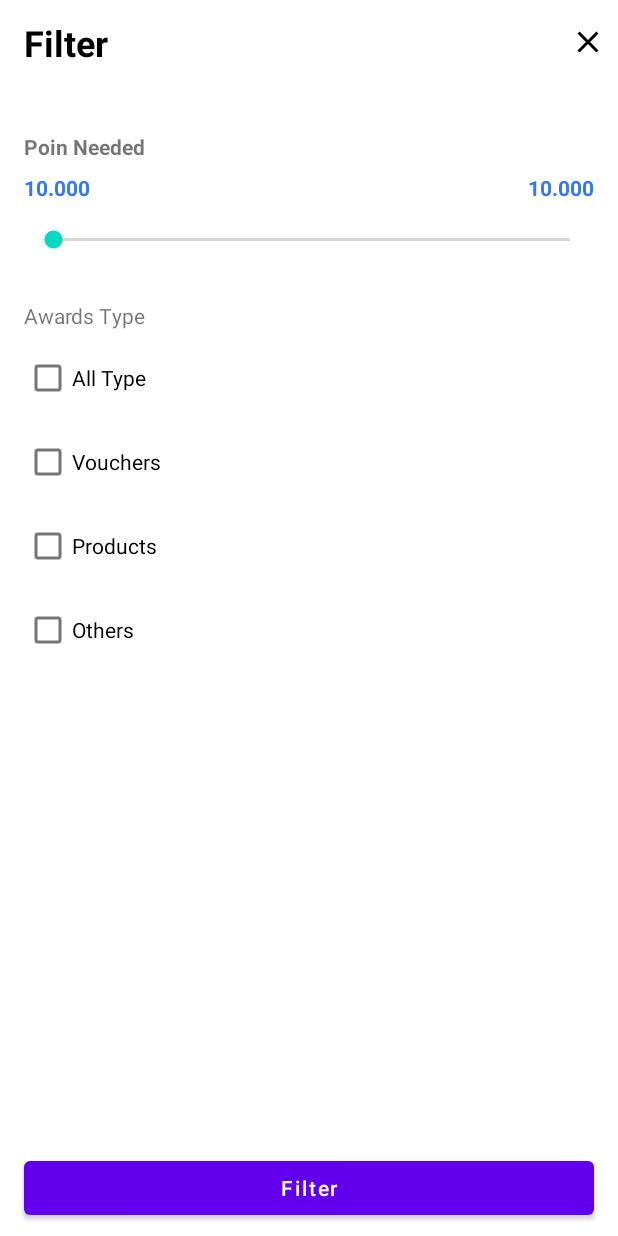
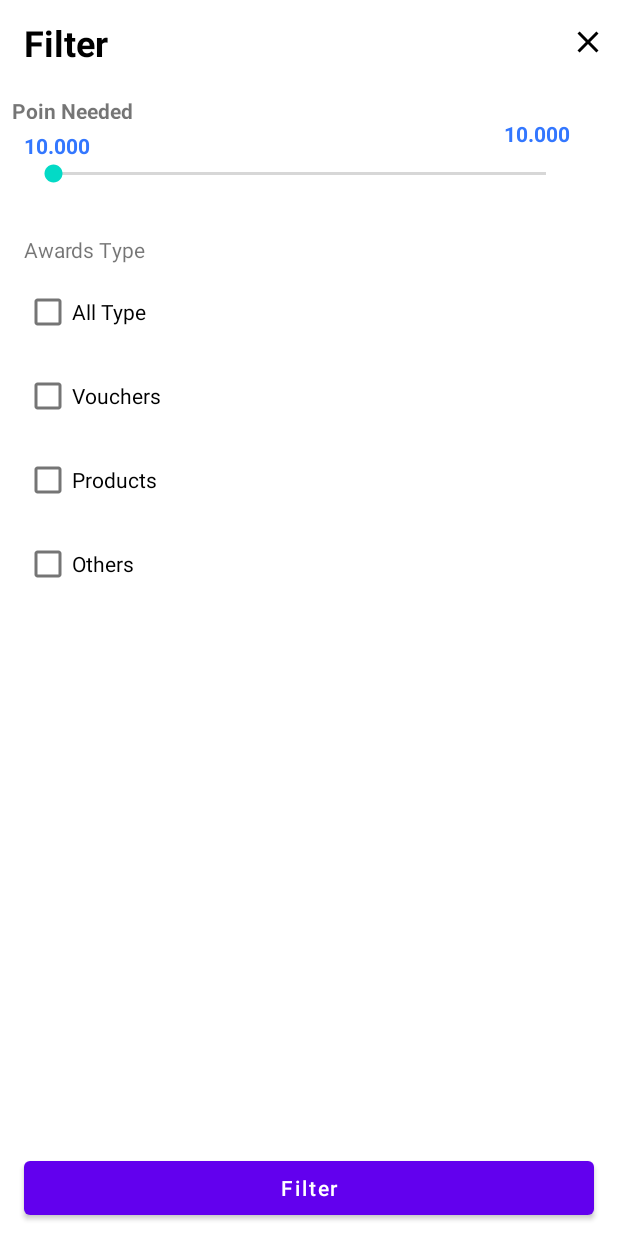
Before and after one commit to danielpartogi/memberIdTest, an Android app: the FilterActivity screen opened directly, with no data from a screen before it, on a phone screen of 412 x 824 dp. Run offline under Robolectric (Android 15) with nearby library versions, the phone set to English and light mode, and no system bars; our stand-ins replace data binding.

Commit message:
fix for little screen, add lazy loading with picasso and get rid some warning

```diff
--- a/app/build.gradle
+++ b/app/build.gradle
@@ -56,5 +56,6 @@ dependencies {
     implementation 'com.google.android.material:material:1.0.0'
     implementation 'org.jetbrains.kotlinx:kotlinx-coroutines-core:1.2.0'
     implementation "org.jetbrains.kotlinx:kotlinx-coroutines-android:1.2.0"
+    implementation 'com.squareup.picasso:picasso:2.71828'
 
 }
--- a/app/src/main/AndroidManifest.xml
+++ b/app/src/main/AndroidManifest.xml
@@ -1,8 +1,9 @@
 <?xml version="1.0" encoding="utf-8"?>
 <manifest xmlns:android="http://schemas.android.com/apk/res/android"
           xmlns:dist="http://schemas.android.com/apk/distribution"
-          package="com.daniel.memberid">
+          xmlns:tools="http://schemas.android.com/tools" package="com.daniel.memberid">
 
+    <uses-permission android:name="android.permission.INTERNET"/>
     <dist:module dist:instant="true"/>
 
     <application
@@ -11,7 +12,7 @@
             android:label="@string/app_name"
             android:roundIcon="@mipmap/ic_launcher_round"
             android:supportsRtl="true"
-            android:theme="@style/AppTheme">
+            android:theme="@style/AppTheme" tools:ignore="GoogleAppIndexingWarning" android:fullBackupContent="true">
         <activity
                 android:name=".ui.FeedPageActivity"
                 android:label="Awards"
--- a/app/src/main/java/com/daniel/memberid/ui/FeedPageActivity.kt
+++ b/app/src/main/java/com/daniel/memberid/ui/FeedPageActivity.kt
@@ -60,7 +60,7 @@ class FeedPageActivity : AppCompatActivity(), NavigationView.OnNavigationItemSel
 
         linearLayoutManager = LinearLayoutManager(this)
         viewModel = ViewModelProviders.of(this).get(FeedPageViewModel::class.java)
-        adapter = FeedPageAdapter()
+        adapter = FeedPageAdapter(this)
         recycler_feed_page.layoutManager = linearLayoutManager
         recycler_feed_page.adapter = adapter
 
--- a/app/src/main/res/layout/activity_filter.xml
+++ b/app/src/main/res/layout/activity_filter.xml
@@ -10,37 +10,6 @@
             android:layout_width="match_parent"
             android:layout_height="match_parent" android:background="#FFFFFF">
 
-        <CheckBox
-                android:text="@string/vouchers"
-                android:checked="@={viewModel.voucherChecked}"
-                android:onCheckedChanged="@{()->viewModel.voucherChanged()}"
-                android:layout_width="wrap_content"
-                android:layout_height="wrap_content"
-                android:id="@+id/voucher_checkbox"
-                app:layout_constraintStart_toStartOf="parent"
-                android:layout_marginStart="16dp" android:layout_marginTop="8dp"
-                app:layout_constraintTop_toBottomOf="@+id/all_type_checkbox"/>
-        <CheckBox
-                android:text="@string/products"
-
-                android:checked="@={viewModel.productsChecked}"
-                android:onCheckedChanged="@{()->viewModel.productsChanged()}"
-                android:layout_width="wrap_content"
-                android:layout_height="wrap_content"
-                android:id="@+id/products_checkbox"
-                app:layout_constraintStart_toStartOf="parent"
-                android:layout_marginStart="16dp"
-                android:layout_marginTop="8dp" app:layout_constraintTop_toBottomOf="@+id/voucher_checkbox"/>
-        <CheckBox
-                android:text="@string/others"
-                android:checked="@={viewModel.othersChecked}"
-                android:onCheckedChanged="@{()->viewModel.othersChanged()}"
-                android:layout_width="wrap_content"
-                android:layout_height="wrap_content"
-                android:id="@+id/others_checkbox"
-                app:layout_constraintStart_toStartOf="parent"
-                android:layout_marginStart="16dp"
-                android:layout_marginTop="8dp" app:layout_constraintTop_toBottomOf="@+id/products_checkbox"/>
         <com.google.android.material.appbar.AppBarLayout
                 android:layout_height="wrap_content"
                 android:layout_width="match_parent"
@@ -82,8 +51,8 @@
                 android:layout_width="wrap_content"
                 android:visibility="@{viewModel.isTypeVisible ? View.VISIBLE : View.GONE}"
                 android:layout_height="0dp"
-                android:id="@+id/constraintLayout" android:layout_marginTop="8dp"
-                app:layout_constraintTop_toBottomOf="@+id/constraintLayout2"
+                android:id="@+id/cons_type_activity_filter" android:layout_marginTop="8dp"
+                app:layout_constraintTop_toBottomOf="@+id/cons_poin_activitity_type"
                 app:layout_constraintStart_toStartOf="parent"
                 app:layout_constraintEnd_toEndOf="parent"
                 app:layout_constraintHorizontal_bias="0.0" android:layout_marginStart="8dp"
@@ -120,7 +89,7 @@
                 android:layout_marginStart="8dp" app:layout_constraintEnd_toEndOf="parent"
                 android:layout_marginEnd="8dp"
                 app:layout_constraintHorizontal_bias="0.0" android:layout_marginTop="8dp"
-                app:layout_constraintTop_toBottomOf="@+id/appBarLayout" android:id="@+id/constraintLayout2"
+                app:layout_constraintTop_toBottomOf="@+id/appBarLayout" android:id="@+id/cons_poin_activitity_type"
                 android:background="@drawable/custom_background" app:layout_constraintHeight_percent="0.05">
 
             <TextView
@@ -149,8 +118,8 @@
                 android:visibility="@{viewModel.isFilterExist ? View.VISIBLE : View.GONE}"
                 android:onClick="@{()-> viewModel.clearFilter()}"
                 android:layout_height="0dp"
-                android:id="@+id/clear_filter" android:layout_marginTop="8dp"
-                app:layout_constraintTop_toBottomOf="@+id/constraintLayout"
+                android:id="@+id/cons_clear_filter" android:layout_marginTop="8dp"
+                app:layout_constraintTop_toBottomOf="@+id/cons_type_activity_filter"
                 app:layout_constraintStart_toStartOf="parent"
                 app:layout_constraintEnd_toEndOf="parent"
                 app:layout_constraintHorizontal_bias="0.0" android:layout_marginStart="8dp"
@@ -172,53 +141,106 @@
 
         </androidx.constraintlayout.widget.ConstraintLayout>
 
-        <SeekBar
-                android:layout_width="0dp"
+        <ScrollView android:layout_width="match_parent" android:layout_height="0dp"
+                    app:layout_constraintTop_toBottomOf="@+id/cons_clear_filter" app:layout_constraintEnd_toEndOf="parent"
+                    app:layout_constraintStart_toStartOf="parent" android:layout_marginEnd="8dp"
+                    android:layout_marginBottom="8dp" app:layout_constraintBottom_toTopOf="@+id/filter_button"
+                    android:id="@+id/scrollView2" app:layout_constraintHorizontal_bias="1.0"
+                    app:layout_constraintVertical_bias="0.0">
+            <androidx.constraintlayout.widget.ConstraintLayout android:layout_width="match_parent"
                                                                android:layout_height="wrap_content"
-                android:id="@+id/seekBar" app:layout_constraintEnd_toEndOf="parent" android:layout_marginEnd="16dp"
-                app:layout_constraintStart_toStartOf="parent" android:layout_marginStart="16dp"
-                app:layout_constraintTop_toBottomOf="@+id/textView6" android:layout_marginTop="16dp"/>
+                                                               app:layout_constraintEnd_toEndOf="parent"
+                                                               app:layout_constraintTop_toBottomOf="@id/cons_clear_filter"
+                                                               app:layout_constraintStart_toStartOf="parent"
+                                                               android:layout_marginEnd="8dp"
+                                                               app:layout_constraintBottom_toTopOf="@+id/filter_button">
                 <TextView
                         android:text="@string/poin_needed"
                         android:layout_width="wrap_content"
-                android:layout_height="wrap_content"
-                android:id="@+id/textView5"
-                app:layout_constraintStart_toStartOf="parent"
-                android:layout_marginStart="16dp" android:textSize="14sp" android:textStyle="bold"
-                android:layout_marginTop="32dp" app:layout_constraintTop_toBottomOf="@+id/clear_filter"/>
+                        android:layout_height="15dp"
+                        android:id="@+id/text_poin_needed"
+                        android:textSize="14sp" android:textStyle="bold"
+                        android:layout_marginTop="8dp" app:layout_constraintTop_toTopOf="parent"
+                        android:layout_marginStart="8dp" app:layout_constraintStart_toStartOf="parent"/>
                 <TextView
                         android:text="@string/_10_000"
                         android:layout_width="wrap_content"
                         android:layout_height="wrap_content"
-                android:id="@+id/textView6"
-                app:layout_constraintTop_toBottomOf="@+id/textView5" android:layout_marginTop="8dp"
-                app:layout_constraintStart_toStartOf="parent" android:layout_marginStart="16dp" android:textStyle="bold"
-                android:textColor="#3377FF"/>
-        <TextView
-                android:text="@={viewModel.currentPoinString}"
-                android:layout_width="wrap_content"
+                        android:id="@+id/text_init_poin"
+                        app:layout_constraintStart_toStartOf="parent" android:layout_marginStart="16dp"
+                        android:textStyle="bold"
+                        android:textColor="#3377FF" android:layout_marginTop="8dp"
+                        app:layout_constraintTop_toBottomOf="@+id/text_poin_needed"/>
+                <SeekBar
+                        android:layout_width="0dp"
                         android:layout_height="wrap_content"
-                android:id="@+id/textView7" app:layout_constraintEnd_toEndOf="parent" android:layout_marginEnd="16dp"
-                app:layout_constraintStart_toEndOf="@+id/textView6" android:layout_marginStart="8dp"
-                app:layout_constraintHorizontal_bias="1.0" android:textColor="#3377FF" android:textStyle="bold"
-                app:layout_constraintBottom_toTopOf="@+id/seekBar" android:layout_marginBottom="16dp"/>
-        <TextView
-                android:text="@string/awards_type"
-                android:layout_width="wrap_content"
-                android:layout_height="wrap_content"
-                android:id="@+id/textView8" android:layout_marginTop="32dp"
-                app:layout_constraintTop_toBottomOf="@+id/seekBar" app:layout_constraintStart_toStartOf="parent"
-                android:layout_marginStart="16dp"
-        />
+                        android:id="@+id/seekBar" app:layout_constraintEnd_toEndOf="parent"
+                        android:layout_marginEnd="16dp"
+                        app:layout_constraintStart_toStartOf="parent" android:layout_marginStart="16dp"
+                        app:layout_constraintTop_toBottomOf="@+id/text_init_poin"/>
                 <CheckBox
                         android:text="@string/all_type"
                         android:checked="@={viewModel.allTypeChecked}"
                         android:onCheckedChanged="@{()->viewModel.allTypeChanged()}"
                         android:layout_width="wrap_content"
                         android:layout_height="wrap_content"
-                android:id="@+id/all_type_checkbox" android:layout_marginTop="8dp"
-                app:layout_constraintTop_toBottomOf="@+id/textView8" app:layout_constraintStart_toStartOf="parent"
-                android:layout_marginStart="16dp"/>
+                        android:id="@+id/all_type_checkbox"
+                        app:layout_constraintStart_toStartOf="parent"
+                        android:layout_marginStart="16dp" app:layout_constraintTop_toBottomOf="@+id/text_award_type"
+                        android:layout_marginTop="8dp"/>
+                <TextView
+                        android:text="@string/awards_type"
+                        android:layout_width="wrap_content"
+                        android:layout_height="wrap_content"
+                        android:id="@+id/text_award_type" android:layout_marginTop="32dp"
+                        app:layout_constraintTop_toBottomOf="@+id/seekBar" app:layout_constraintStart_toStartOf="parent"
+                        android:layout_marginStart="16dp"
+                />
+                <CheckBox
+                        android:text="@string/vouchers"
+                        android:checked="@={viewModel.voucherChecked}"
+                        android:onCheckedChanged="@{()->viewModel.voucherChanged()}"
+                        android:layout_width="wrap_content"
+                        android:layout_height="wrap_content"
+                        android:id="@+id/voucher_checkbox"
+                        app:layout_constraintStart_toStartOf="parent"
+                        android:layout_marginStart="16dp"
+                        android:layout_marginTop="8dp" app:layout_constraintTop_toBottomOf="@+id/all_type_checkbox"/>
+                <CheckBox
+                        android:text="@string/products"
+
+                        android:checked="@={viewModel.productsChecked}"
+                        android:onCheckedChanged="@{()->viewModel.productsChanged()}"
+                        android:layout_width="wrap_content"
+                        android:layout_height="wrap_content"
+                        android:id="@+id/products_checkbox"
+                        app:layout_constraintStart_toStartOf="parent"
+                        android:layout_marginStart="16dp"
+                        android:layout_marginTop="8dp" app:layout_constraintTop_toBottomOf="@+id/voucher_checkbox"/>
+                <CheckBox
+                        android:text="@string/others"
+                        android:checked="@={viewModel.othersChecked}"
+                        android:onCheckedChanged="@{()->viewModel.othersChanged()}"
+                        android:layout_width="wrap_content"
+                        android:layout_height="wrap_content"
+                        android:id="@+id/others_checkbox"
+                        app:layout_constraintStart_toStartOf="parent"
+                        android:layout_marginStart="16dp"
+                        android:layout_marginTop="8dp" app:layout_constraintTop_toBottomOf="@+id/products_checkbox"
+                        android:layout_marginBottom="8dp" app:layout_constraintBottom_toBottomOf="parent"/>
+                <TextView
+                        android:text="@={viewModel.currentPoinString}"
+                        android:layout_width="wrap_content"
+                        android:layout_height="wrap_content"
+                        android:id="@+id/text_dynamic_poin"
+                        android:textColor="#3377FF" android:textStyle="bold"
+                        app:layout_constraintTop_toBottomOf="@+id/text_poin_needed"
+                        app:layout_constraintStart_toEndOf="@+id/text_init_poin" android:layout_marginStart="8dp"
+                        app:layout_constraintEnd_toEndOf="parent" android:layout_marginEnd="16dp"
+                        app:layout_constraintHorizontal_bias="1.0"/>
+            </androidx.constraintlayout.widget.ConstraintLayout>
+        </ScrollView>
+
         <Button
                 android:text="@string/filter"
                 android:onClick="@{()->viewModel.filter()}"
--- a/app/src/main/res/values/strings.xml
+++ b/app/src/main/res/values/strings.xml
@@ -24,7 +24,7 @@
     <string name="others">Others</string>
     <string name="products">Products</string>
     <string name="vouchers">Vouchers</string>
-    <string name="cancel">cancel</string>
+    <string name="cancel">Cancel</string>
     <string name="clear_all_filter">Clear All Filter</string>
     <string name="poin_needed">Poin Needed</string>
     <string name="_10_000">10.000</string>
@@ -38,4 +38,5 @@
     <string name="sign_in">Sign In</string>
     <string name="awards">Awards</string>
     <string name="awards_menu">Awards Menu</string>
+    <string name="images">images</string>
 </resources>
```
Also changed, not shown: app/src/main/java/com/daniel/memberid/ui/adapter/FeedPageAdapter.kt (+25 -1 lines), app/src/main/res/layout/item_feed_page.xml (+15 -5 lines), app/src/main/res/mipmap-hdpi/src_init.png (added), app/src/main/res/mipmap-mdpi/src_init.png (added), app/src/main/res/mipmap-xhdpi/src_init.png (added), app/src/main/res/mipmap-xxhdpi/src_init.png (added), app/src/main/res/mipmap-xxxhdpi/src_init.png (added), app/src/main/src_init-web.png (added). Lines whose indentation alone changed are shown as unchanged.
